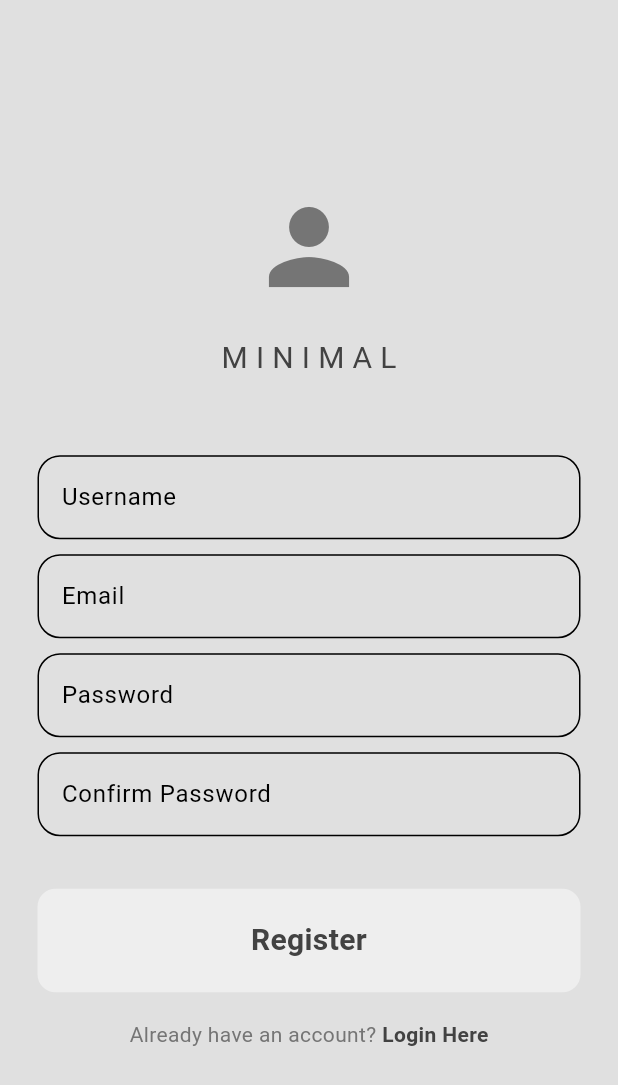
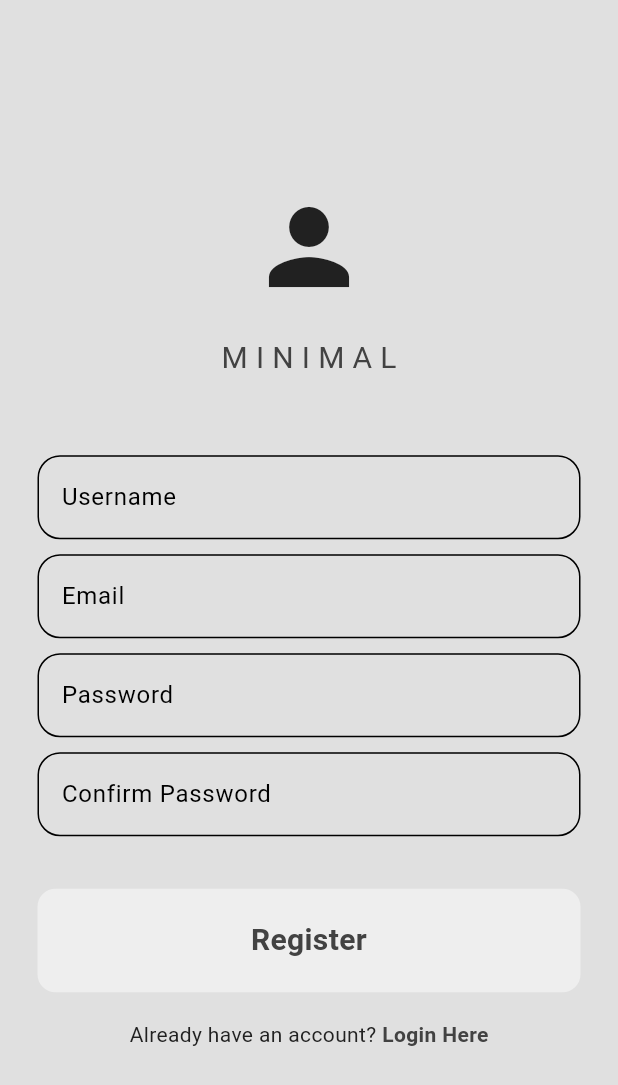
Before and after one commit to Sahilb315/social_app, a Flutter app: the screen it shows after launch, after a tap on "Register Here", on a phone screen of 412 x 824 dp. Shown: the top 1085 px of the screen. Run offline on Flutter 3.47's test engine with Material 3 defaults, Android fonts, the phone set to English and light mode, and no system bars; our stand-ins replace cloud_firestore, firebase_auth, firebase_core, timeago; accounts and stored records are empty; network calls fail.

```diff
--- a/lib/auth/auth.dart
+++ b/lib/auth/auth.dart
@@ -4,7 +4,7 @@ import 'package:social_app/auth/login_or_register.dart';
 import 'package:social_app/pages/home_page.dart';
 
 class AuthPage extends StatelessWidget {
-  const AuthPage({Key? key}) : super(key: key);
+  const AuthPage({super.key});
 
   @override
   Widget build(BuildContext context) {
--- a/lib/auth/login_or_register.dart
+++ b/lib/auth/login_or_register.dart
@@ -3,7 +3,7 @@ import 'package:social_app/pages/login_page.dart';
 import 'package:social_app/pages/register_page.dart';
 
 class LoginOrRegister extends StatefulWidget {
-  const LoginOrRegister({ Key? key }) : super(key: key);
+  const LoginOrRegister({ super.key });
 
   @override
   State<LoginOrRegister> createState() => _LoginOrRegisterState();
--- a/lib/components/comment.dart
+++ b/lib/components/comment.dart
@@ -1,3 +1,4 @@
+import 'package:flutter/cupertino.dart';
 import 'package:flutter/material.dart';
 import 'package:social_app/database/firestore.dart';
 
@@ -75,7 +76,7 @@ class _CommentState extends State<Comment> {
   Widget build(BuildContext context) {
     return IconButton(
       onPressed: onPressedComment,
-      icon: const Icon(Icons.comment),
+      icon: const Icon(CupertinoIcons.bubble_left),
     );
   }
 }
--- a/lib/database/firestore.dart
+++ b/lib/database/firestore.dart
@@ -92,7 +92,7 @@ class FirestoreDatabase {
     return posts.doc(docID).delete();
   }
 
-  Stream<QuerySnapshot> showPosts() {
+  Stream<QuerySnapshot> getPostsByUser() {
     final postStream = FirebaseFirestore.instance
         .collection('post')
         .where('useremail', isEqualTo: user!.email)
--- a/lib/main.dart
+++ b/lib/main.dart
@@ -7,6 +7,7 @@ import 'package:social_app/pages/home_page.dart';
 import 'package:social_app/pages/profile_page.dart';
 import 'package:social_app/pages/settings_page.dart';
 import 'package:social_app/pages/users_page.dart';
+import 'package:social_app/provider/bookmark_provider.dart';
 import 'package:social_app/routes/myroutes.dart';
 import 'package:firebase_core/firebase_core.dart';
 import 'package:social_app/theme/theme_provider.dart';
@@ -18,8 +19,11 @@ void main() async {
     options: DefaultFirebaseOptions.currentPlatform,
   );
   runApp(
-    ChangeNotifierProvider(
-      create: (context) => ThemeProvider(),
+    MultiProvider(
+      providers: [
+        ChangeNotifierProvider(create: (context) => ThemeProvider()),
+        ChangeNotifierProvider(create: (context) => BookmarkProvider()),
+      ],
       child: const MyApp(),
     ),
   );
@@ -41,7 +45,7 @@ class MyApp extends StatelessWidget {
         MyRoutes.bookmarkPage: (context) => const BookmarkPage(),
         MyRoutes.settingsPage: (context) => const SettingsPage(),
         MyRoutes.loginOrRegisterPage: (context) => const LoginOrRegister(),
-       },
+      },
     );
   }
 }
--- a/lib/pages/profile_page.dart
+++ b/lib/pages/profile_page.dart
@@ -7,7 +7,7 @@ import 'package:social_app/components/list_tile_profile.dart';
 import 'package:social_app/database/firestore.dart';
 
 class ProfilePage extends StatelessWidget {
-  ProfilePage({Key? key}) : super(key: key);
+  ProfilePage({super.key});
   final FirestoreDatabase firestoreDatabase = FirestoreDatabase();
   final User? currentUser = FirebaseAuth.instance.currentUser;
 
@@ -89,7 +89,7 @@ class ProfilePage extends StatelessWidget {
                     ),
                   ),
                   StreamBuilder(
-                    stream: firestoreDatabase.showPosts(),
+                    stream: firestoreDatabase.getPostsByUser(),
                     builder: (context, snapshot) {
                       if (snapshot.connectionState == ConnectionState.waiting) {
                         return const Center(
--- a/lib/theme/dark_mode.dart
+++ b/lib/theme/dark_mode.dart
@@ -6,7 +6,7 @@ ThemeData darkMode = ThemeData(
     background: Colors.grey.shade900,
     primary: Colors.grey.shade600,
     secondary: Colors.grey.shade400,
-    inversePrimary: Colors.grey.shade400
+    inversePrimary: Colors.grey.shade200
   ),
   textTheme: ThemeData.dark().textTheme.apply(
     bodyColor: Colors.grey[300],
--- a/lib/theme/light_mode.dart
+++ b/lib/theme/light_mode.dart
@@ -6,7 +6,7 @@ ThemeData lightMode = ThemeData(
     background: Colors.grey.shade300,
     primary: Colors.grey.shade200,
     secondary: Colors.grey.shade400,
-    inversePrimary: Colors.grey.shade600
+    inversePrimary: Colors.grey.shade900
   ),
   textTheme: ThemeData.light().textTheme.apply(
     bodyColor: Colors.grey[800],
```
Also changed, not shown: lib/components/bookmark.dart (deleted, +0 -44 lines), lib/components/my_list_tile.dart (+23 -9 lines), lib/models/posts_model.dart (+15 -0 lines), lib/pages/home_page.dart (+8 -0 lines), lib/pages/post_open_page.dart (+36 -12 lines), lib/provider/bookmark_provider.dart (added, +37 -0 lines).
